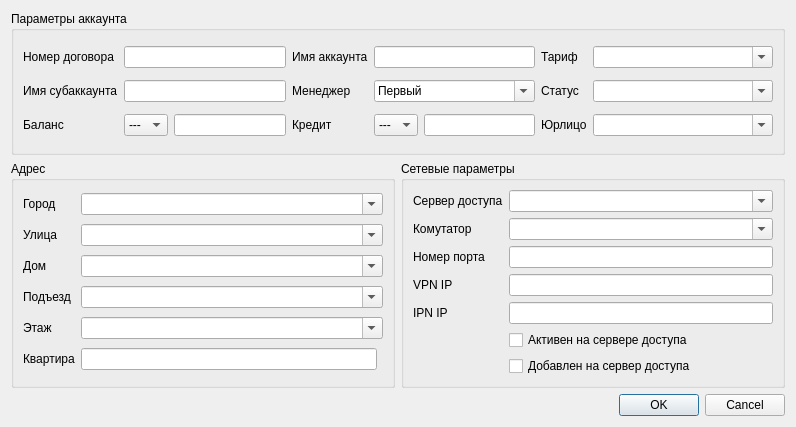
Qt form mdi/forms/accounts_filter.ui (brat002/ExpertBilling) before a commit.
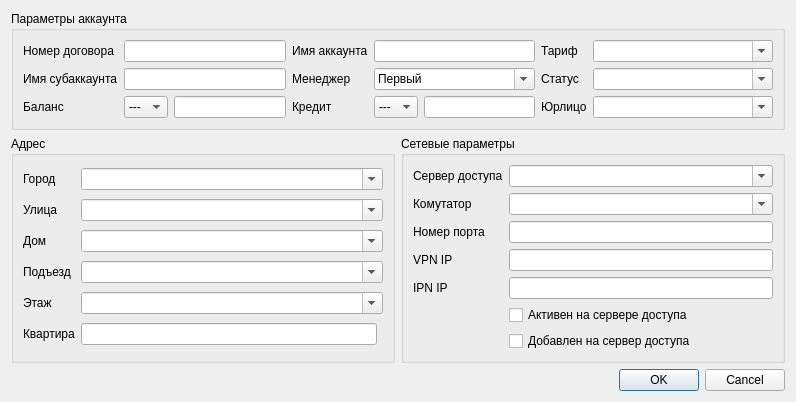
The same form after that commit.

```diff
--- a/mdi/forms/accounts_filter.ui
+++ b/mdi/forms/accounts_filter.ui
@@ -7,7 +7,7 @@
     <x>0</x>
     <y>0</y>
     <width>796</width>
-    <height>427</height>
+    <height>367</height>
    </rect>
   </property>
   <property name="windowTitle">
```
Left out of the diff: 35 changed lines with no effect on the pictures.
